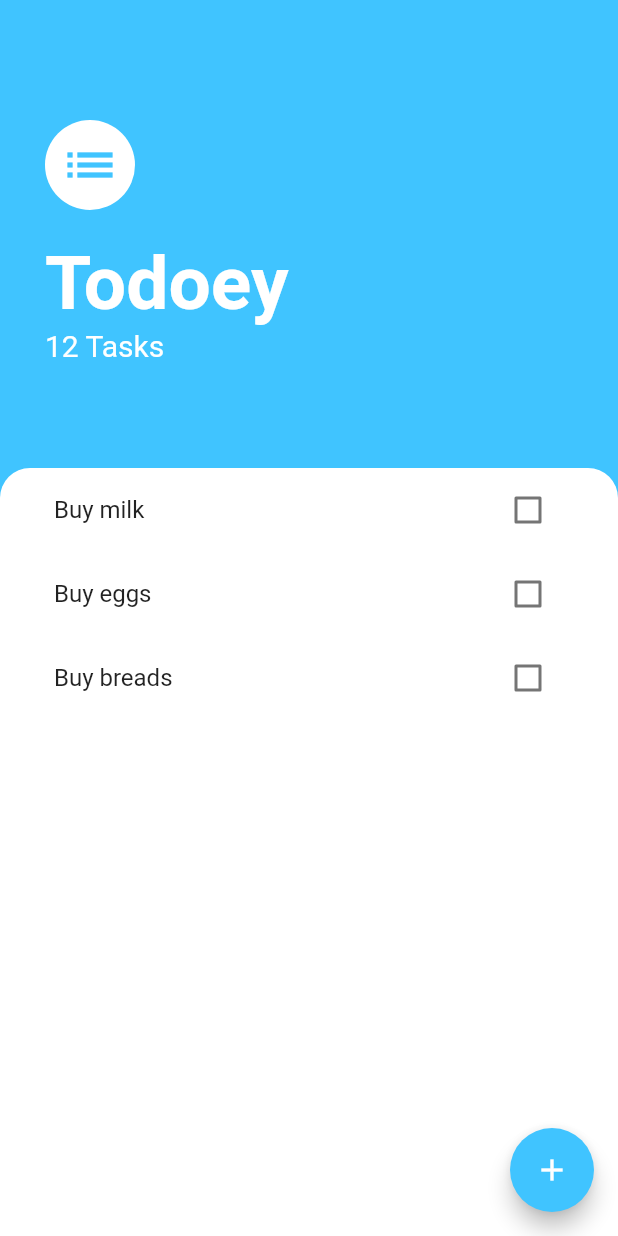
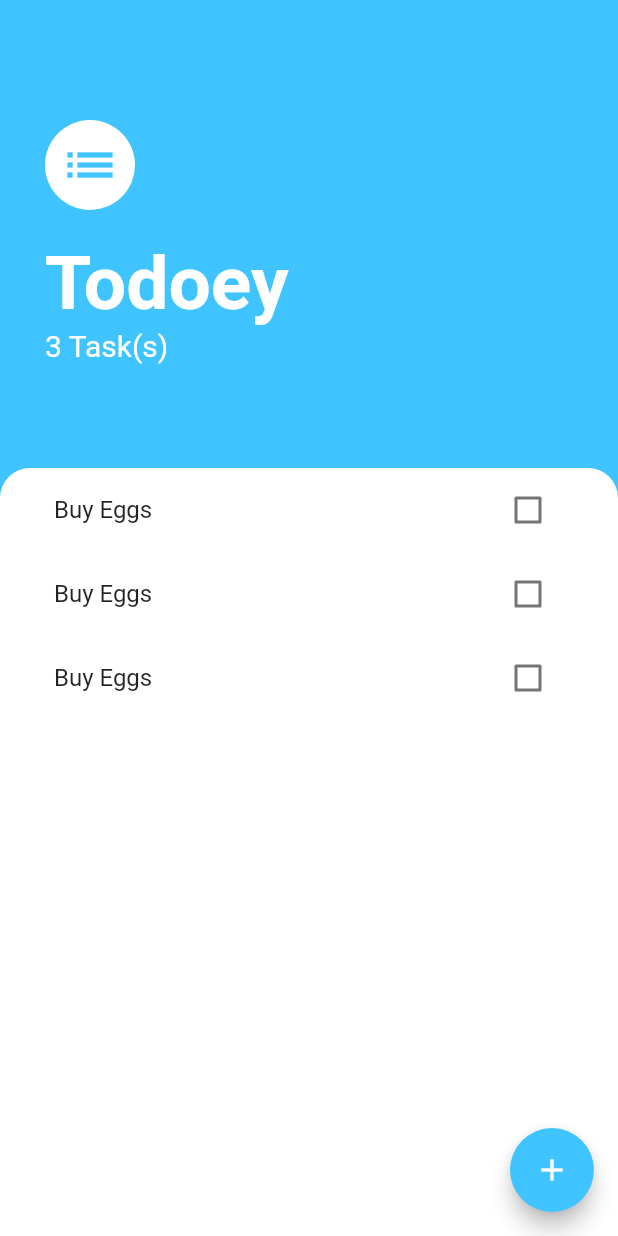
Before and after one commit to mdshadatrahman/task_manager1, a Flutter app: the screen it shows after launch, on a phone screen of 412 x 824 dp. Run offline on Flutter 3.47's test engine with Material 2 defaults, Android fonts, the phone set to English and light mode, and no system bars.

Commit message:
Working before I break it again

```diff
--- a/lib/main.dart
+++ b/lib/main.dart
@@ -1,4 +1,7 @@
 import 'package:flutter/material.dart';
+import 'package:provider/provider.dart';
+import 'package:task_manager1/models/task.dart';
+import 'package:task_manager1/models/task_data.dart';
 import 'screens/tasks_screen.dart';
 
 void main() {
@@ -10,8 +13,11 @@ class MyApp extends StatelessWidget {
 
   @override
   Widget build(BuildContext context) {
-    return const MaterialApp(
-      home: TasksScreen(),
+    return ChangeNotifierProvider(
+      create: (context) => TaskData(),
+      child: const MaterialApp(
+        home: TasksScreen(),
+      ),
     );
   }
 }
--- /dev/null
+++ b/lib/models/task_data.dart
@@ -0,0 +1,13 @@
+import 'package:flutter/material.dart';
+import 'package:task_manager1/models/task.dart';
+
+class TaskData extends ChangeNotifier {
+  List<Task> tasks = [
+    Task(name: 'Buy Eggs'),
+    Task(name: 'Buy Eggs'),
+    Task(name: 'Buy Eggs'),
+  ];
+  int get taskCount {
+    return tasks.length;
+  }
+}
--- a/lib/screens/tasks_screen.dart
+++ b/lib/screens/tasks_screen.dart
@@ -1,15 +1,11 @@
 import 'package:flutter/material.dart';
+import 'package:provider/provider.dart';
+import 'package:task_manager1/models/task_data.dart';
 import 'package:task_manager1/screens/add_task_screen.dart';
 import 'package:task_manager1/widgets/task_list.dart';
 
-class TasksScreen extends StatefulWidget {
+class TasksScreen extends StatelessWidget {
   const TasksScreen({Key? key}) : super(key: key);
-
-  @override
-  _TasksScreenState createState() => _TasksScreenState();
-}
-
-class _TasksScreenState extends State<TasksScreen> {
   @override
   Widget build(BuildContext context) {
     return Scaffold(
@@ -17,10 +13,17 @@ class _TasksScreenState extends State<TasksScreen> {
       floatingActionButton: FloatingActionButton(
         onPressed: () {
           showModalBottomSheet(
-              context: context,
-              builder: (context) {
-                return const AddTaskScreen();
-              });
+            context: context,
+            builder: (context) {
+              return AddTaskScreen(
+                titleCallback: (titleCallBack) {
+                  // setState(() {
+                  //   tasks.add(Task(name: titleCallBack));
+                  // });
+                },
+              );
+            },
+          );
         },
         child: const Icon(Icons.add),
         backgroundColor: Colors.lightBlueAccent,
@@ -33,8 +36,8 @@ class _TasksScreenState extends State<TasksScreen> {
                 const EdgeInsets.only(top: 80, left: 30, bottom: 30, right: 30),
             child: Column(
               crossAxisAlignment: CrossAxisAlignment.start,
-              children: const [
-                Padding(
+              children: [
+                const Padding(
                   padding: EdgeInsets.only(bottom: 20),
                   child: CircleAvatar(
                     child: Icon(
@@ -46,7 +49,7 @@ class _TasksScreenState extends State<TasksScreen> {
                     radius: 30,
                   ),
                 ),
-                Text(
+                const Text(
                   'Todoey',
                   style: TextStyle(
                     fontSize: 50,
@@ -55,8 +58,8 @@ class _TasksScreenState extends State<TasksScreen> {
                   ),
                 ),
                 Text(
-                  '12 Tasks',
-                  style: TextStyle(
+                  '${Provider.of<TaskData>(context).taskCount} Task(s)',
+                  style: const TextStyle(
                     color: Colors.white,
                     fontSize: 20,
                   ),
--- a/lib/widgets/task_list.dart
+++ b/lib/widgets/task_list.dart
@@ -1,35 +1,29 @@
 import 'package:flutter/material.dart';
-import 'package:task_manager1/models/task.dart';
+import 'package:provider/provider.dart';
+import 'package:task_manager1/models/task_data.dart';
 import 'package:task_manager1/widgets/task_tile.dart';
 
-class TasksList extends StatefulWidget {
+class TasksList extends StatelessWidget {
   const TasksList({Key? key}) : super(key: key);
-
-  @override
-  State<TasksList> createState() => _TasksListState();
-}
-
-class _TasksListState extends State<TasksList> {
-  List<Task> tasks = [
-    Task(name: 'Buy milk'),
-    Task(name: 'Buy eggs'),
-    Task(name: 'Buy breads'),
-  ];
   @override
   Widget build(BuildContext context) {
-    return ListView.builder(
-      itemBuilder: (context, index) {
-        return TaskTile(
-          isChecked: tasks[index].isDone,
-          taskTitle: tasks[index].name,
-          checkBoxCallBack: (checkBoxState) {
-            setState(() {
-              tasks[index].toggleDone();
-            });
+    return Consumer<TaskData>(
+      builder: (context, taskData, child) {
+        return ListView.builder(
+          itemBuilder: (context, index) {
+            return TaskTile(
+              isChecked: taskData.tasks[index].isDone,
+              taskTitle: taskData.tasks[index].name,
+              checkBoxCallBack: (checkBoxState) {
+                // setState(() {
+                //   widget.tasks[index].toggleDone();
+                // });
+              },
+            );
           },
+          itemCount: taskData.taskCount,
         );
       },
-      itemCount: tasks.length,
     );
   }
 }
--- a/pubspec.yaml
+++ b/pubspec.yaml
@@ -34,6 +34,7 @@ dependencies:
   # The following adds the Cupertino Icons font to your application.
   # Use with the CupertinoIcons class for iOS style icons.
   cupertino_icons: ^1.0.2
+  provider: ^6.0.2
 
 dev_dependencies:
   flutter_test:
```
Also changed, not shown: lib/screens/add_task_screen.dart (+15 -4 lines), pubspec.lock.
